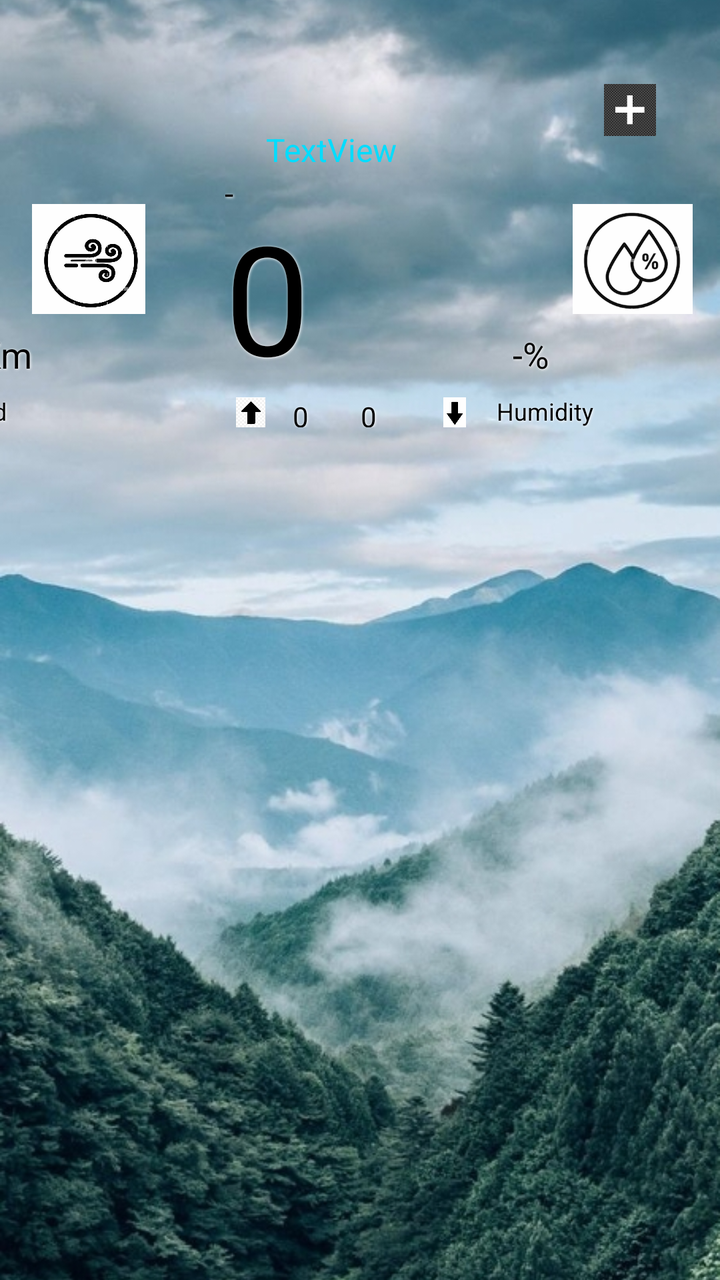
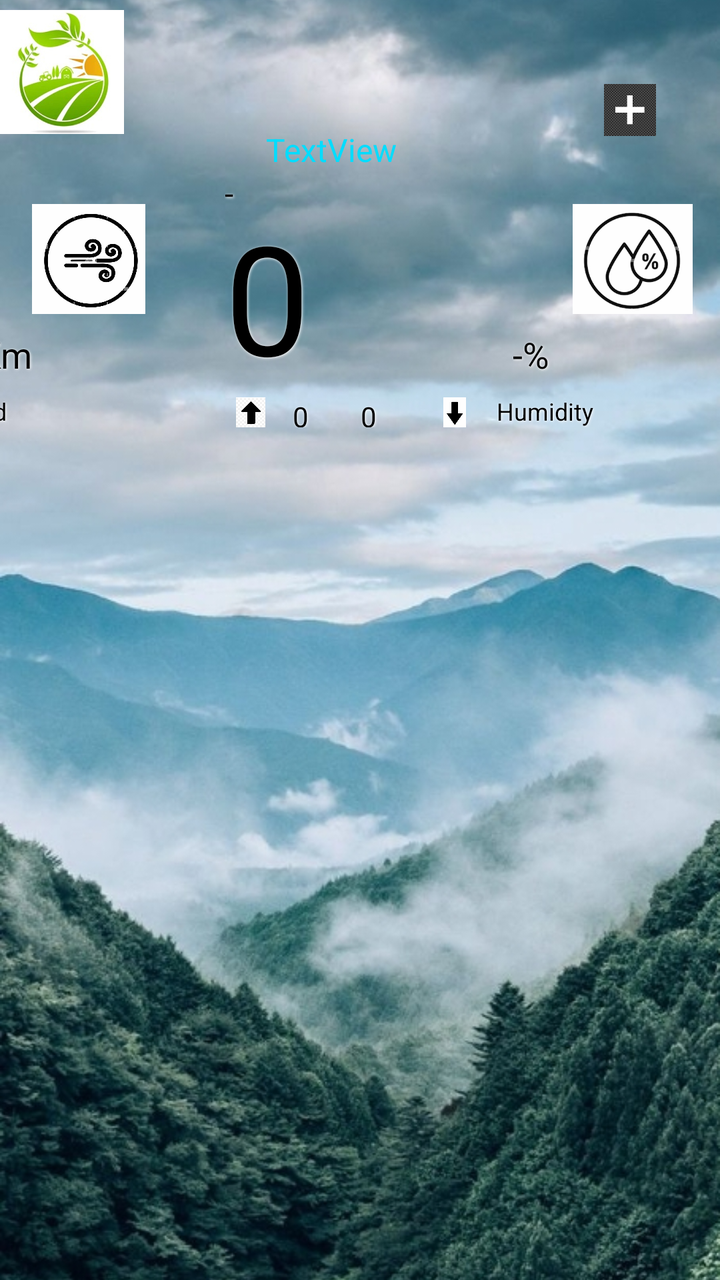

The first picture is an Android layout as it rendered before a commit; the second is the same layout after the commit. The layout source and the unified diff follow.
<!-- AndroidManifest.xml: application theme Theme.WhetherTracker -->
<!-- res/layout/activity_main.xml -->
<?xml version="1.0" encoding="utf-8"?>
<androidx.constraintlayout.widget.ConstraintLayout xmlns:android="http://schemas.android.com/apk/res/android"
    xmlns:app="http://schemas.android.com/apk/res-auto"
    xmlns:tools="http://schemas.android.com/tools"
    android:id="@+id/WeatherView"
    android:layout_width="match_parent"
    android:layout_height="match_parent"
    tools:context=".Activity.MainActivity">

    <ImageView
        android:id="@+id/bgimage"
        android:layout_width="0dp"
        android:layout_height="0dp"
        android:scaleType="centerCrop"
        app:layout_constraintBottom_toBottomOf="parent"
        app:layout_constraintEnd_toEndOf="parent"
        app:layout_constraintHorizontal_bias="1.0"
        app:layout_constraintStart_toStartOf="parent"
        app:layout_constraintTop_toTopOf="parent"
        app:layout_constraintVertical_bias="0.0"
        app:srcCompat="@drawable/weather" />


    <ImageView
        android:id="@+id/addCity"
        android:layout_width="26dp"
        android:layout_height="46dp"
        android:layout_marginTop="32dp"
        android:layout_marginEnd="32dp"
        app:layout_constraintBottom_toBottomOf="parent"
        app:layout_constraintEnd_toEndOf="parent"
        app:layout_constraintHorizontal_bias="1.0"
        app:layout_constraintStart_toStartOf="parent"
        app:layout_constraintTop_toTopOf="@+id/bgimage"
        app:layout_constraintVertical_bias="0.0"
        app:srcCompat="@drawable/plus" />

    <TextView
        android:id="@+id/cityText"
        android:layout_width="wrap_content"
        android:layout_height="wrap_content"
        android:layout_marginTop="64dp"
        android:text="TextView"
        android:textColor="@android:color/holo_blue_bright"
        android:textSize="16sp"
        app:layout_constraintBottom_toBottomOf="parent"
        app:layout_constraintEnd_toEndOf="parent"
        app:layout_constraintHorizontal_bias="0.451"
        app:layout_constraintStart_toStartOf="parent"
        app:layout_constraintTop_toTopOf="parent"
        app:layout_constraintVertical_bias="0.0" />

    <ProgressBar
        android:id="@+id/progressBar"
        style="?android:attr/progressBarStyle"
        android:layout_width="wrap_content"
        android:layout_height="wrap_content"
        app:layout_constraintBottom_toBottomOf="parent"
        app:layout_constraintEnd_toEndOf="parent"
        app:layout_constraintStart_toStartOf="parent"
        app:layout_constraintTop_toTopOf="parent" />

    <LinearLayout
        android:id="@+id/detailLayout"
        android:layout_width="408dp"
        android:layout_height="128dp"
        android:gravity=""
        android:orientation="horizontal"
        app:layout_constraintEnd_toEndOf="parent"
        app:layout_constraintStart_toStartOf="parent"
        app:layout_constraintTop_toBottomOf="@+id/cityText">

        <LinearLayout
            android:layout_width="match_parent"
            android:layout_height="match_parent"
            android:layout_gravity="bottom"
            android:layout_weight="1"
            android:gravity="bottom"
            android:orientation="vertical">

            <ImageView
                android:id="@+id/imageView31"
                android:layout_width="match_parent"
                android:layout_height="55dp"
                app:srcCompat="@drawable/wind" />

            <TextView
                android:id="@+id/windTxt"
                android:layout_width="match_parent"
                android:layout_height="wrap_content"
                android:layout_margin="8dp"
                android:shadowColor="@color/white"
                android:shadowDx="1"
                android:shadowDy="1"
                android:shadowRadius="3"
                android:text="-Km"
                android:textAlignment="center"
                android:textColor="@color/black"
                android:textSize="18sp" />

            <TextView
                android:id="@+id/textView3"
                android:layout_width="match_parent"
                android:layout_height="wrap_content"
                android:shadowColor="@color/white"
                android:shadowDx="1"
                android:shadowDy="1"
                android:shadowRadius="3"
                android:text="Wind"
                android:textAlignment="center"
                android:textColor="@color/black"
                android:textSize="12sp" />
        </LinearLayout>

        <LinearLayout
            android:layout_width="wrap_content"
            android:layout_height="wrap_content"
            android:layout_weight="1"
            android:orientation="vertical">

            <TextView
                android:id="@+id/statusText"
                android:layout_width="match_parent"
                android:layout_height="wrap_content"
                android:shadowColor="@color/white"
                android:shadowDx="1"
                android:shadowDy="1"
                android:shadowRadius="3"
                android:text="-"
                android:textAlignment="center"
                android:textColor="@color/black"
                android:textSize="16sp" />

            <TextView
                android:id="@+id/currentTempText"
                android:layout_width="match_parent"
                android:layout_height="match_parent"
                android:layout_marginTop="-10dp"
                android:shadowColor="@color/white"
                android:shadowDx="1"
                android:shadowDy="1"
                android:shadowRadius="3"
                android:text="0"
                android:textAlignment="center"
                android:textColor="@color/black"
                android:textSize="76dp" />

            <LinearLayout
                android:layout_width="match_parent"
                android:layout_height="45dp"
                android:layout_gravity="center"
                android:layout_weight="1"
                android:orientation="horizontal">

                <ImageView
                    android:id="@+id/imageView18"
                    android:layout_width="match_parent"
                    android:layout_height="match_parent"
                    android:layout_gravity="center"
                    android:layout_marginEnd="8dp"
                    android:layout_weight="1"
                    app:srcCompat="@drawable/up" />

                <TextView
                    android:id="@+id/maxTempTxt"
                    android:layout_width="match_parent"
                    android:layout_height="wrap_content"
                    android:layout_marginEnd="16dp"
                    android:layout_weight="1"
                    android:shadowColor="@color/white"
                    android:shadowDx="1"
                    android:shadowDy="1"
                    android:shadowRadius="3"
                    android:text="0"
                    android:textColor="@color/black" />

                <TextView
                    android:id="@+id/minTempTxt"
                    android:layout_width="match_parent"
                    android:layout_height="wrap_content"
                    android:layout_weight="1"
                    android:shadowColor="@color/white"
                    android:shadowDx="1"
                    android:shadowDy="1"
                    android:shadowRadius="3"
                    android:text="0"
                    android:textColor="@color/black"
                    android:textSize="14sp" />

                <ImageView
                    android:id="@+id/imageView3"
                    android:layout_width="match_parent"
                    android:layout_height="wrap_content"
                    android:layout_gravity="center"
                    android:layout_marginEnd="8dp"
                    android:layout_weight="1"
                    app:srcCompat="@drawable/down" />

            </LinearLayout>

        </LinearLayout>

        <LinearLayout
            android:layout_width="match_parent"
            android:layout_height="wrap_content"
            android:layout_gravity="bottom"
            android:layout_weight="1"
            android:orientation="vertical">

            <ImageView
                android:id="@+id/imageView33"
                android:layout_width="match_parent"
                android:layout_height="55dp"
                app:srcCompat="@drawable/humidity" />

            <TextView
                android:id="@+id/humidityTxt"
                android:layout_width="match_parent"
                android:layout_height="wrap_content"
                android:layout_margin="8dp"
                android:shadowColor="@color/white"
                android:shadowDx="1"
                android:shadowDy="1"
                android:shadowRadius="3"
                android:text="-%"
                android:textAlignment="center"
                android:textColor="@color/black"
                android:textSize="18sp" />

            <TextView
                android:id="@+id/textView33"
                android:layout_width="match_parent"
                android:layout_height="wrap_content"
                android:shadowColor="@color/white"
                android:shadowDx="1"
                android:shadowDy="1"
                android:shadowRadius="3"
                android:text="Humidity"
                android:textAlignment="center"
                android:textColor="@color/black"
                android:textSize="12sp" />
        </LinearLayout>

    </LinearLayout>


    <androidx.constraintlayout.widget.ConstraintLayout
        android:id="@+id/blueView"
        android:layout_width="match_parent"
        android:layout_height="143dp"
        android:layout_marginStart="24dp"
        android:layout_marginEnd="24dp"
        android:layout_marginBottom="32dp"
        android:background="@drawable/forecast_bg"

        android:visibility="gone"
        app:layout_constraintBottom_toBottomOf="@id/bgimage"
        app:layout_constraintEnd_toEndOf="parent"
        app:layout_constraintStart_toStartOf="parent">

        <androidx.constraintlayout.widget.ConstraintLayout
            android:layout_width="match_parent"
            android:layout_height="match_parent">

            <androidx.recyclerview.widget.RecyclerView
                android:id="@+id/forecastView"
                android:layout_width="match_parent"
                android:layout_height="match_parent"
                app:layout_constraintBottom_toBottomOf="parent"
                app:layout_constraintEnd_toEndOf="parent"
                app:layout_constraintStart_toStartOf="parent"
                app:layout_constraintTop_toTopOf="parent" />

        </androidx.constraintlayout.widget.ConstraintLayout>

    </androidx.constraintlayout.widget.ConstraintLayout>





</androidx.constraintlayout.widget.ConstraintLayout>
<!-- resources referenced by this layout -->
<resources>
  <color name="black">#FF000000</color>
  <color name="white">#FFFFFFFF</color>
  <!-- drawable down: jpeg bitmap (drawable, 4271 bytes) -->
  <!-- drawable forecast_bg (drawable) -->
  <?xml version="1.0" encoding="utf-8"?>
  <selector xmlns:android="http://schemas.android.com/apk/res/android">
  <item>
      <shape android:shape="rectangle">
          <corners android:radius="20dp"/>
          <stroke android:color="@color/white" android:width="1dp"/>
          <solid android:color="#05FFFFFF"/>
      </shape>
  </item>
  </selector>
  <!-- drawable humidity: jpeg bitmap (drawable, 20101 bytes) -->
  <!-- drawable plus: jpeg bitmap (drawable, 71456 bytes) -->
  <!-- drawable up: jpeg bitmap (drawable, 29332 bytes) -->
  <!-- drawable weather: jpeg bitmap (drawable, 268323 bytes) -->
  <!-- drawable wind: jpeg bitmap (drawable, 68829 bytes) -->
  <style name="Theme.WhetherTracker" parent="Base.Theme.WhetherTracker">
          <item name="android:windowTranslucentStatus">true
          </item>
      </style>
  <style name="Base.Theme.WhetherTracker" parent="Theme.Material3.DayNight.NoActionBar">
          
          
      </style>
</resources>

<!-- the commit's change to res/layout/activity_main.xml (unified diff, before → after) -->
@@ -7,6 +7,7 @@
     android:layout_height="match_parent"
     tools:context=".Activity.MainActivity">
 
+
     <ImageView
         android:id="@+id/bgimage"
         android:layout_width="0dp"
@@ -275,8 +276,12 @@
 
     </androidx.constraintlayout.widget.ConstraintLayout>
 
-
-
+    <ImageView
+        android:id="@+id/imgFarmer"
+        android:layout_width="62dp"
+        android:layout_height="72dp"
+        app:srcCompat="@drawable/farm"
+        tools:layout_editor_absoluteX="4dp" />
 
 
 </androidx.constraintlayout.widget.ConstraintLayout>
<!-- resource entries referenced after the edit -->
@@ -3,6 +3,7 @@
   <color name="black">#FF000000</color>
   <color name="white">#FFFFFFFF</color>
   <!-- drawable down: jpeg bitmap (drawable, 4271 bytes) -->
+  <!-- drawable farm: jpeg bitmap (drawable, 43665 bytes) -->
   <!-- drawable forecast_bg (drawable) -->
   <?xml version="1.0" encoding="utf-8"?>
   <selector xmlns:android="http://schemas.android.com/apk/res/android">
